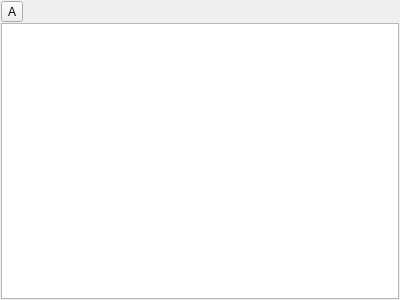
This is src/Editor/outlinerdockwidget.ui in chenhaoen/ModelEditor as Qt 5 draws it before an edit. The edited form follows.
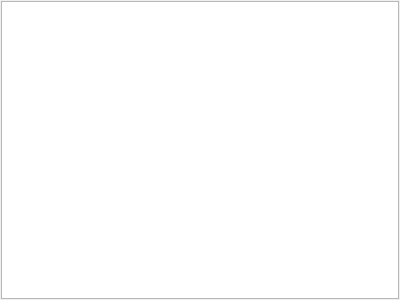
This is the edited form.

The edit to the form file:
```diff
--- a/src/Editor/outlinerdockwidget.ui
+++ b/src/Editor/outlinerdockwidget.ui
@@ -39,14 +39,7 @@
     <property name="bottomMargin">
      <number>1</number>
     </property>
-    <item row="0" column="0">
-     <widget class="QToolButton" name="toolButton">
-      <property name="text">
-       <string>A</string>
-      </property>
-     </widget>
-    </item>
-    <item row="1" column="0" colspan="2">
+    <item row="0" column="0" colspan="2">
      <widget class="QListView" name="listView"/>
     </item>
    </layout>
```
